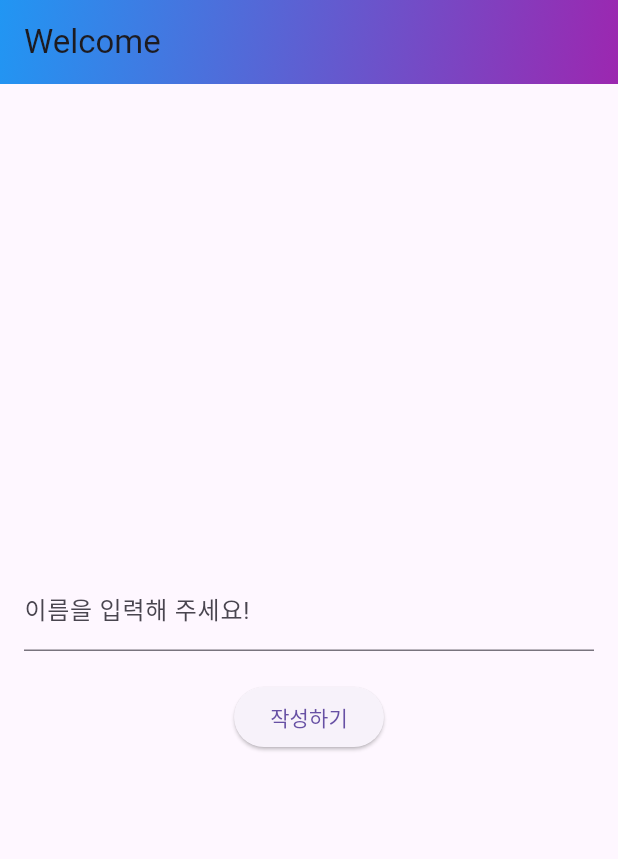
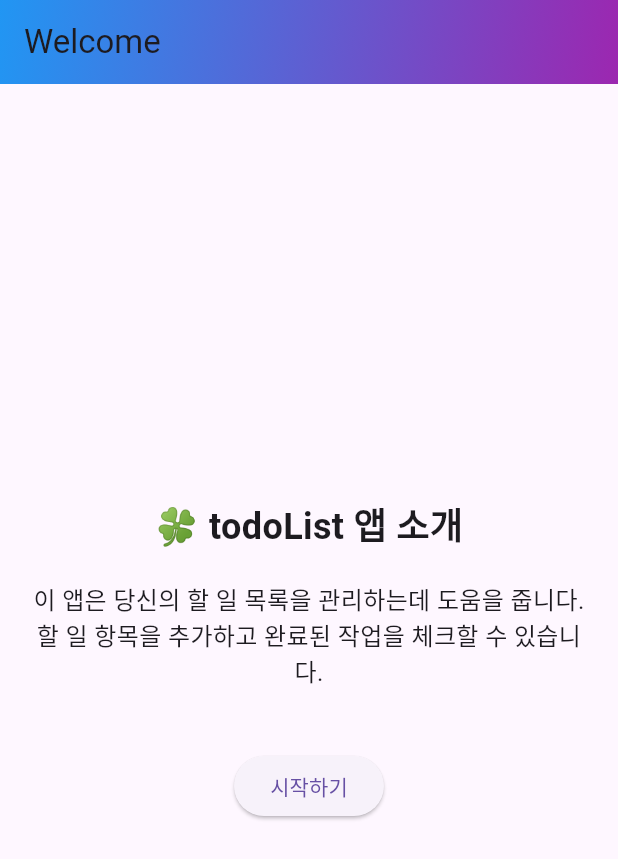
Before and after one commit to downying/FLUTTER_TEST_JDW, a Flutter app: the screen it shows after launch, on a phone screen of 412 x 824 dp. Shown: the top 859 px of the screen. Run offline on Flutter 3.47's test engine with Material 3 defaults, Android fonts, the phone set to English and light mode, and no system bars.

Commit message:
todoList 수정

```diff
--- /dev/null
+++ b/flutter_test_jdw/devtools_options.yaml
@@ -0,0 +1,3 @@
+description: This file stores settings for Dart & Flutter DevTools.
+documentation: https://docs.flutter.dev/tools/devtools/extensions#configure-extension-enablement-states
+extensions:
--- a/flutter_test_jdw/lib/screens/home_screen.dart
+++ b/flutter_test_jdw/lib/screens/home_screen.dart
@@ -2,8 +2,6 @@ import 'package:flutter/material.dart';
 import 'package:flutter_test_jdw/screens/todo_list_screen.dart'; // Ensure this import is correct
 
 class HomeScreen extends StatelessWidget {
-  final TextEditingController _nameController = TextEditingController();
-
   @override
   Widget build(BuildContext context) {
     return Scaffold(
@@ -23,24 +21,29 @@ class HomeScreen extends StatelessWidget {
         padding: const EdgeInsets.all(16.0),
         child: Column(
           mainAxisAlignment: MainAxisAlignment.center,
+          crossAxisAlignment: CrossAxisAlignment.center,
           children: [
-            TextField(
-              controller: _nameController,
-              decoration: const InputDecoration(labelText: '이름을 입력해 주세요!'), // Updated to Korean
+            const Text(
+              '🍀 todoList 앱 소개',
+              style: TextStyle(fontSize: 24.0, fontWeight: FontWeight.bold),
+              textAlign: TextAlign.center,
             ),
-            const SizedBox(height: 20),
+            const SizedBox(height: 20.0),
+            const Text(
+              '이 앱은 당신의 할 일 목록을 관리하는데 도움을 줍니다. 할 일 항목을 추가하고 완료된 작업을 체크할 수 있습니다.',
+              style: TextStyle(fontSize: 16.0),
+              textAlign: TextAlign.center,
+            ),
+            const SizedBox(height: 40.0),
             ElevatedButton(
               onPressed: () {
-                final name = _nameController.text;
-                if (name.isNotEmpty) {
-                  Navigator.of(context).pushReplacement(
-                    MaterialPageRoute(
-                      builder: (context) => TodoListScreen(name: name),
-                    ),
-                  );
-                }
+                Navigator.of(context).pushReplacement(
+                  MaterialPageRoute(
+                    builder: (context) => TodoListScreen(),
+                  ),
+                );
               },
-              child: const Text('작성하기'), // Updated to Korean
+              child: const Text('시작하기'), // Updated to Korean
             ),
           ],
         ),
--- a/flutter_test_jdw/lib/screens/todo_list_screen.dart
+++ b/flutter_test_jdw/lib/screens/todo_list_screen.dart
@@ -4,15 +4,11 @@ import 'package:provider/provider.dart';
 import 'package:flutter_test_jdw/model/todo.dart';
 
 class TodoListScreen extends StatelessWidget {
-  final String name;
-
-  TodoListScreen({required this.name});
-
   @override
   Widget build(BuildContext context) {
     return Scaffold(
       appBar: AppBar(
-        title: Text('$name\'s Todo List 🍀'),
+        title: const Text('✨ Todo List'),
         flexibleSpace: Container(
           decoration: const BoxDecoration(
             gradient: LinearGradient(
```
Also changed, not shown: 1 other file.
